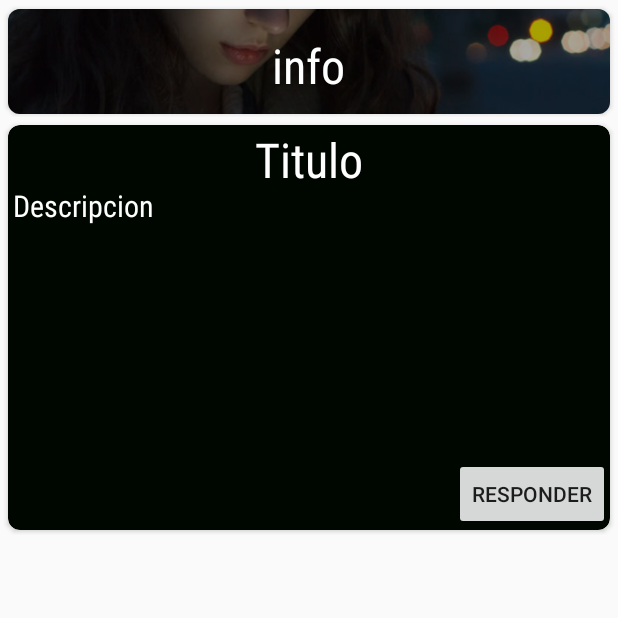
After one commit to OscarRevollo/TeamIs, an Android app: the ForoProjectActivity screen opened directly, with no data from a screen before it, on a phone screen of 412 x 824 dp, the top half of it. The commit adds this screen. Run offline under Robolectric (Android 15) with nearby library versions, the phone set to English and light mode, and no system bars.

Commit message:
ver el foro seleccionado  a detalle

```diff
--- a/app/build.gradle
+++ b/app/build.gradle
@@ -30,6 +30,7 @@ dependencies {
     implementation 'com.google.firebase:firebase-database:18.0.0'
     implementation 'com.google.firebase:firebase-core:17.0.0'
     implementation 'com.google.firebase:firebase-storage:17.0.0'
+    implementation 'com.google.android.material:material:1.0.0'
     testImplementation 'junit:junit:4.12'
     androidTestImplementation 'androidx.test.ext:junit:1.1.0'
     androidTestImplementation 'androidx.test.espresso:espresso-core:3.2.0'
--- a/app/src/main/java/t2company/com/uy/teamis/CrearAnuncioActivity.java
+++ b/app/src/main/java/t2company/com/uy/teamis/CrearAnuncioActivity.java
@@ -2,7 +2,6 @@ package t2company.com.uy.teamis;
 
 import android.content.Intent;
 import android.os.Bundle;
-import android.util.Log;
 import android.view.View;
 import android.widget.AdapterView;
 import android.widget.ArrayAdapter;
@@ -28,7 +27,7 @@ import java.util.HashMap;
 import java.util.Map;
 import java.text.DateFormat;
 
-import t2company.com.uy.teamis.modelos.User;
+import t2company.com.uy.teamis.Model.User;
 
 public class CrearAnuncioActivity extends AppCompatActivity {
     DatabaseReference mRootReference;
--- /dev/null
+++ b/app/src/main/java/t2company/com/uy/teamis/ForoProjectActivity.java
@@ -0,0 +1,54 @@
+package t2company.com.uy.teamis;
+
+import android.os.Bundle;
+
+import com.google.android.material.floatingactionbutton.FloatingActionButton;
+import com.google.android.material.snackbar.Snackbar;
+
+import androidx.appcompat.app.AppCompatActivity;
+import androidx.appcompat.widget.Toolbar;
+
+import android.text.method.ScrollingMovementMethod;
+import android.util.Log;
+import android.view.View;
+import android.widget.ImageView;
+import android.widget.TextView;
+
+import t2company.com.uy.teamis.R;
+
+public class ForoProjectActivity extends AppCompatActivity {
+
+    @Override
+    protected void onCreate(Bundle savedInstanceState) {
+        super.onCreate(savedInstanceState);
+        setContentView(R.layout.activity_foro);
+        getIncomingIntent();
+    }
+    private void getIncomingIntent(){
+
+
+        if(getIntent().hasExtra("titulo") && getIntent().hasExtra("descripcion")){
+
+            String titulof = getIntent().getStringExtra("titulo");
+            String descripcionf = getIntent().getStringExtra("descripcion");
+            setForo(titulof,descripcionf);
+        }
+    }
+    private void setForo(String titulof, String descripcionf){
+
+
+        TextView titulo = (TextView) findViewById(R.id.tituloforo);
+        titulo.setText(titulof);
+        TextView descripcion = (TextView) findViewById(R.id.descripcionforo);
+        descripcion.setMovementMethod(new ScrollingMovementMethod());
+        descripcion.setText(descripcionf);
+
+//        ImageView image = findViewById(R.id.image);
+//        Glide.with(this)
+//                .asBitmap()
+//                .load(imageUrl)
+//                .into(image);
+    }
+
+
+}
--- a/app/src/main/java/t2company/com/uy/teamis/modelos/Foro.java
+++ b/app/src/main/java/t2company/com/uy/teamis/Model/Foro.java
@@ -1,4 +1,4 @@
-package t2company.com.uy.teamis.modelos;
+package t2company.com.uy.teamis.Model;
 
 public class Foro {
 
--- a/app/src/main/java/t2company/com/uy/teamis/modelos/User.java
+++ b/app/src/main/java/t2company/com/uy/teamis/Model/User.java
@@ -1,4 +1,4 @@
-package t2company.com.uy.teamis.modelos;
+package t2company.com.uy.teamis.Model;
 
 public class User {
     private String id;
--- /dev/null
+++ b/app/src/main/res/layout/activity_foro.xml
@@ -0,0 +1,122 @@
+<?xml version="1.0" encoding="utf-8"?>
+<LinearLayout xmlns:android="http://schemas.android.com/apk/res/android"
+    xmlns:app="http://schemas.android.com/apk/res-auto"
+    android:orientation="vertical"
+    android:layout_width="match_parent"
+    android:layout_height="wrap_content">
+    <LinearLayout
+        android:layout_width="match_parent"
+        android:layout_height="wrap_content"
+        android:orientation="horizontal"
+        android:weightSum="2">
+        <androidx.cardview.widget.CardView
+            android:id="@+id/chat_card_view"
+            android:layout_width="match_parent"
+            android:layout_height="70dp"
+            android:layout_marginStart="5dp"
+            android:layout_marginTop="6dp"
+            android:layout_marginEnd="5dp"
+            android:layout_marginBottom="2dp"
+            android:layout_weight="1"
+            app:cardCornerRadius="8dp">
+
+            <ImageView
+                android:layout_width="wrap_content"
+                android:layout_height="wrap_content"
+                android:scaleType="centerCrop"
+                android:src="@drawable/chat" />
+
+            <View
+                android:layout_width="match_parent"
+                android:layout_height="match_parent"
+                android:background="@color/colorBackground" />
+
+            <RelativeLayout
+                android:layout_width="match_parent"
+                android:layout_height="match_parent">
+
+
+                <TextView
+                    android:layout_width="wrap_content"
+                    android:layout_height="wrap_content"
+                    android:layout_centerInParent="true"
+                    android:layout_margin="16dp"
+                    android:fontFamily="sans-serif-condensed"
+                    android:text="info"
+                    android:textColor="@android:color/white"
+                    android:textSize="32sp" />
+
+
+            </RelativeLayout>
+
+
+        </androidx.cardview.widget.CardView>
+
+    </LinearLayout>
+    <LinearLayout
+        android:layout_width="match_parent"
+        android:layout_height="wrap_content"
+        android:orientation="horizontal"
+        android:weightSum="2">
+
+
+        <androidx.cardview.widget.CardView
+            android:id="@+id/anuncio_card_view"
+            android:layout_width="match_parent"
+            android:layout_height="270dp"
+            android:layout_marginStart="5dp"
+            android:layout_marginTop="5dp"
+            android:layout_marginEnd="5dp"
+            android:layout_marginBottom="3dp"
+            android:layout_weight="3"
+            android:backgroundTint="@color/colorPrimary"
+            app:cardCornerRadius="8dp">
+
+            <RelativeLayout
+                android:layout_width="match_parent"
+                android:layout_height="match_parent">
+
+
+                <TextView
+                    android:id="@+id/tituloforo"
+                    android:layout_width="wrap_content"
+                    android:layout_height="wrap_content"
+                    android:layout_centerHorizontal="true"
+                    android:layout_margin="1dp"
+                    android:fontFamily="sans-serif-condensed"
+                    android:text="Titulo"
+                    android:textColor="@android:color/white"
+                    android:textSize="32sp" />
+
+                <TextView
+                    android:id="@+id/descripcionforo"
+                    android:layout_width="match_parent"
+                    android:layout_height="wrap_content"
+                    android:layout_marginTop="40dp"
+                    android:layout_marginStart="3dp"
+                    android:layout_marginBottom="3dp"
+                    android:layout_marginLeft="3dp"
+                    android:fontFamily="sans-serif-condensed"
+                    android:text="Descripcion"
+                    android:maxLines="8"
+                    android:scrollbars="vertical"
+                    android:textColor="@android:color/white"
+                    android:textSize="20sp" />
+
+                <Button
+                    android:id="@+id/button"
+                    android:layout_width="wrap_content"
+                    android:layout_height="wrap_content"
+                    android:layout_alignParentBottom="true"
+                    android:layout_alignParentEnd="true"
+                    android:layout_marginTop="2dp"
+                    android:text="Responder" />
+
+
+            </RelativeLayout>
+
+        </androidx.cardview.widget.CardView>
+
+    </LinearLayout>
+
+</LinearLayout>
--- /dev/null
+++ b/app/src/main/res/values/dimens.xml
@@ -0,0 +1,3 @@
+<resources>
+    <dimen name="fab_margin">16dp</dimen>
+</resources>
--- a/app/src/main/res/values/strings.xml
+++ b/app/src/main/res/values/strings.xml
@@ -1,4 +1,5 @@
 <resources>
     <string name="app_name">TeamIs</string>
     <string name="text_category">Categorias</string>
+    <string name="title_activity_foro">ForoActivity</string>
 </resources>
--- a/app/src/main/res/values/styles.xml
+++ b/app/src/main/res/values/styles.xml
@@ -7,8 +7,18 @@
         <item name="colorPrimaryDark">@color/colorPrimaryDark</item>
         <item name="colorAccent">@color/colorAccent</item>
     </style>
+
     <style name="MenuStyle" parent="Theme.AppCompat.Light">
         <item name="android:background">@android:color/white</item>
     </style>
 
+    <style name="AppTheme.NoActionBar">
+        <item name="windowActionBar">false</item>
+        <item name="windowNoTitle">true</item>
+    </style>
+
+    <style name="AppTheme.AppBarOverlay" parent="ThemeOverlay.AppCompat.Dark.ActionBar" />
+
+    <style name="AppTheme.PopupOverlay" parent="ThemeOverlay.AppCompat.Light" />
+
 </resources>
```
Also changed, not shown: app/src/main/AndroidManifest.xml (+5 -2 lines), app/src/main/java/t2company/com/uy/teamis/Adapter/ForoProjectAdapter.java (renamed from app/src/main/java/t2company/com/uy/teamis/Adapter/ForoAdapter.java, +24 -10 lines), app/src/main/java/t2company/com/uy/teamis/AnunciosActivity.java (+13 -17 lines), app/src/main/res/layout/content_foro.xml (added, +11 -0 lines).
